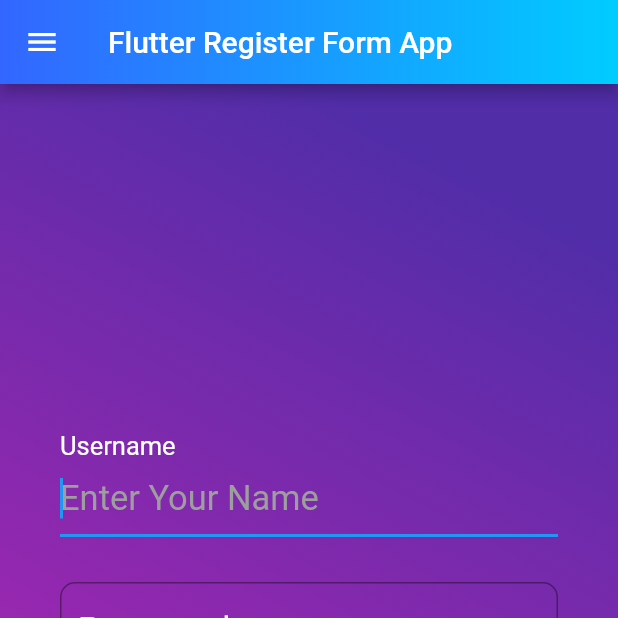
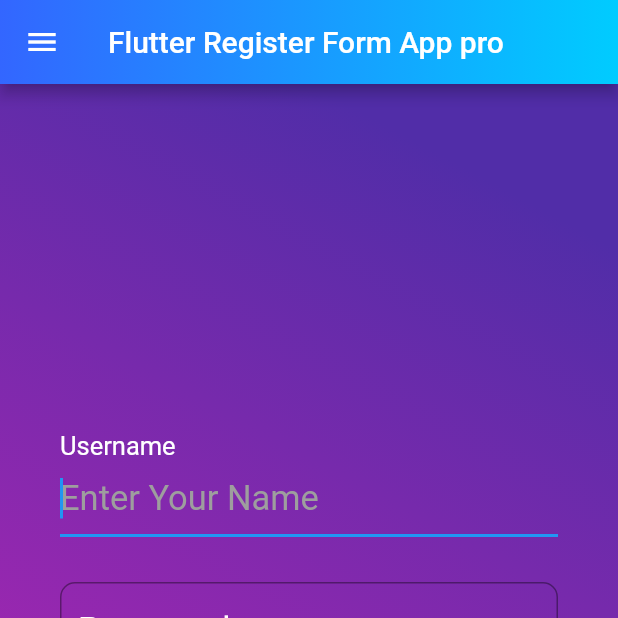
Before and after one commit to skmasumdeveloper/flutter-register, a Flutter app: the screen it shows after launch, on a phone screen of 412 x 824 dp, the top half of it. Run offline on Flutter 3.47's test engine with Material 2 defaults, Android fonts, the phone set to English and light mode, and no system bars.

Commit message:
title update

```diff
--- a/lib/main.dart
+++ b/lib/main.dart
@@ -19,7 +19,7 @@ class MyApp extends StatelessWidget {
           bodyText2: TextStyle(color: Colors.white),
         ),
       ),
-      home: MyHomePage(title: 'Flutter Register Form App'),
+      home: MyHomePage(title: 'Flutter Register Form App pro'),
     );
   }
 }
```
